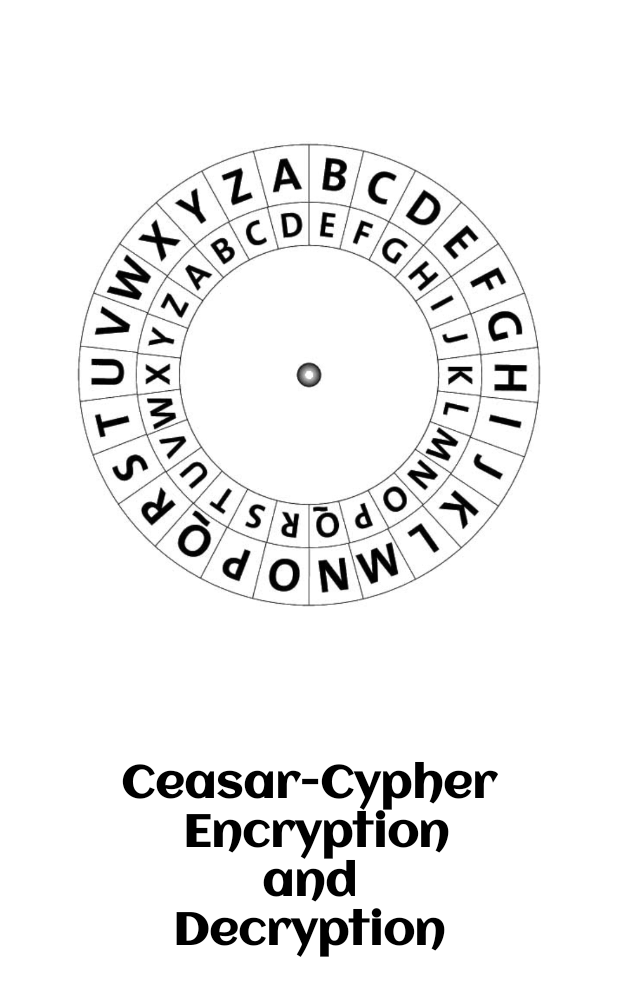
After one commit to Princeyyyy/Ceasar-Cypher-Application, an Android app: the SplashActivity screen opened directly, with no data from a screen before it, on a phone screen of 412 x 824 dp. The commit adds this screen. Shown: the top 996 px of the screen. Run offline under Robolectric (Android 15) with nearby library versions, the phone set to English and light mode, and no system bars.

Commit message:
added new animation and added slpash screen activity

```diff
--- a/app/src/main/AndroidManifest.xml
+++ b/app/src/main/AndroidManifest.xml
@@ -9,7 +9,8 @@
         android:roundIcon="@mipmap/ic_launcher_round"
         android:supportsRtl="true"
         android:theme="@style/Theme.CeaserCypher">
-        <activity android:name=".DecryptionActivity"></activity>
+        <activity android:name=".SplashActivity"></activity>
+        <activity android:name=".DecryptionActivity" />
         <activity android:name=".EncryptionActivity" />
         <activity android:name=".MainActivity">
             <intent-filter>
--- /dev/null
+++ b/app/src/main/java/com/example/ceaser_cypher/SplashActivity.java
@@ -0,0 +1,14 @@
+package com.example.ceaser_cypher;
+
+import androidx.appcompat.app.AppCompatActivity;
+
+import android.os.Bundle;
+
+public class SplashActivity extends AppCompatActivity {
+
+    @Override
+    protected void onCreate(Bundle savedInstanceState) {
+        super.onCreate(savedInstanceState);
+        setContentView(R.layout.activity_splash);
+    }
+}
--- a/app/src/main/res/layout/activity_main.xml
+++ b/app/src/main/res/layout/activity_main.xml
@@ -31,7 +31,8 @@
         android:text="Encrypt Text"
         android:layout_marginTop="500dp"
         android:layout_marginRight="80dp"
-        android:layout_marginLeft="80dp"/>
+        android:layout_marginLeft="80dp"
+        android:onClick="Encrypt"/>
 
     <TextView
         android:layout_width="match_parent"
@@ -50,6 +51,7 @@
         android:text="Decrypt Text"
         android:layout_marginTop="600dp"
         android:layout_marginRight="80dp"
-        android:layout_marginLeft="80dp"/>
+        android:layout_marginLeft="80dp"
+        android:onClick="Decrypt"/>
 
 </RelativeLayout>
--- /dev/null
+++ b/app/src/main/res/layout/activity_splash.xml
@@ -0,0 +1,26 @@
+<?xml version="1.0" encoding="utf-8"?>
+<RelativeLayout xmlns:android="http://schemas.android.com/apk/res/android"
+    xmlns:app="http://schemas.android.com/apk/res-auto"
+    xmlns:tools="http://schemas.android.com/tools"
+    android:layout_width="match_parent"
+    android:layout_height="match_parent"
+    tools:context=".SplashActivity">
+
+    <ImageView
+        android:layout_width="match_parent"
+        android:layout_height="400dp"
+        android:src="@drawable/ceasar"
+        android:layout_margin="50dp"/>
+
+    <TextView
+        android:layout_width="match_parent"
+        android:layout_height="wrap_content"
+        android:layout_marginTop="500dp"
+        android:fontFamily="@font/aclonica"
+        android:gravity="center"
+        android:text="Ceasar-Cypher\n Encryption\n and \nDecryption"
+        android:textColor="@color/black"
+        android:textSize="30sp"
+        android:textStyle="bold" />
+
+</RelativeLayout>
--- a/app/src/main/res/values-night/themes.xml
+++ b/app/src/main/res/values-night/themes.xml
@@ -1,13 +1,13 @@
 <resources xmlns:tools="http://schemas.android.com/tools">
     <!-- Base application theme. -->
-    <style name="Theme.CeaserCypher" parent="Theme.MaterialComponents.DayNight.DarkActionBar">
+    <style name="Theme.CeaserCypher" parent="Theme.MaterialComponents.DayNight.NoActionBar">
         <!-- Primary brand color. -->
         <item name="colorPrimary">@color/purple_200</item>
         <item name="colorPrimaryVariant">@color/purple_700</item>
-        <item name="colorOnPrimary">@color/black</item>
+        <item name="colorOnPrimary">@color/white</item>
         <!-- Secondary brand color. -->
         <item name="colorSecondary">@color/teal_200</item>
-        <item name="colorSecondaryVariant">@color/teal_200</item>
+        <item name="colorSecondaryVariant">@color/teal_700</item>
         <item name="colorOnSecondary">@color/black</item>
         <!-- Status bar color. -->
         <item name="android:statusBarColor" tools:targetApi="l">?attr/colorPrimaryVariant</item>
```
Also changed, not shown: app/src/main/java/com/example/ceaser_cypher/MainActivity.java (+18 -4 lines), app/src/main/res/anim/bottom_animation.xml (added, +14 -0 lines), app/src/main/res/anim/top_animation.xml (added, +14 -0 lines), app/src/main/res/font/aclonica.ttf (added).
